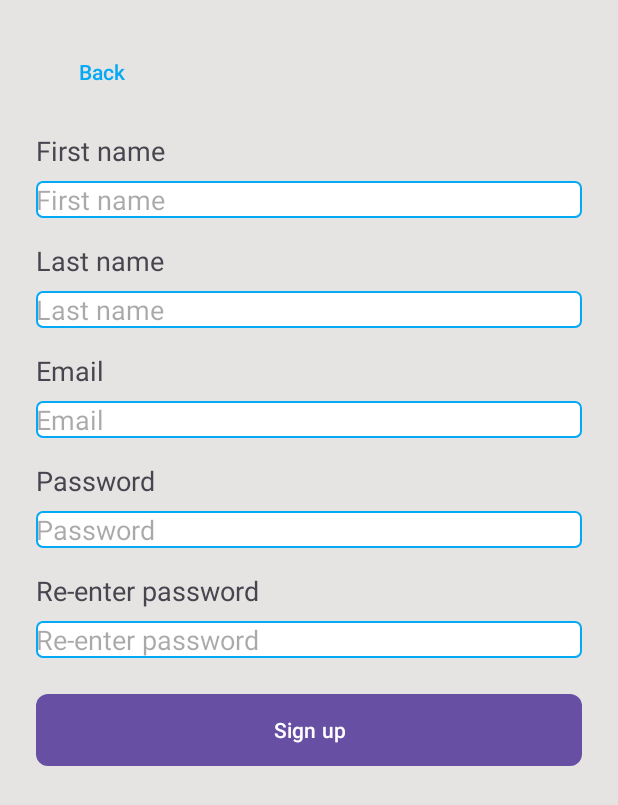
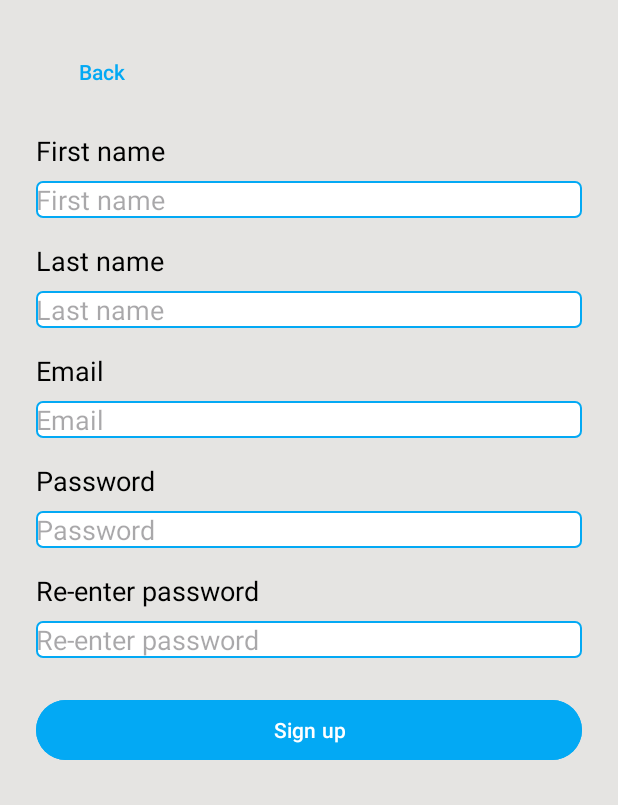
Before and after one commit to fgao456/AutoTradeTale, an Android app: the SignUpActivity screen opened directly, with no data from a screen before it, on a phone screen of 412 x 824 dp. Shown: the top 805 px of the screen. Run offline under Robolectric (Android 15) with nearby library versions, the phone set to English and light mode, and no system bars.

Commit message:
add sharedPreferences on SignUp and SignIn page

```diff
--- a/app/src/main/java/com/example/autotradetale/SignUpActivity.kt
+++ b/app/src/main/java/com/example/autotradetale/SignUpActivity.kt
@@ -1,5 +1,7 @@
 package com.example.autotradetale
 
+import android.content.Context
+import android.content.SharedPreferences
 import android.os.Bundle
 import android.widget.Button
 import android.widget.EditText
@@ -7,6 +9,10 @@ import android.widget.Toast
 import androidx.appcompat.app.AppCompatActivity
 
 class SignUpActivity : AppCompatActivity() {
+
+    // Define a SharedPreferences object
+    private lateinit var sharedPreferences: SharedPreferences
+
     override fun onCreate(savedInstanceState: Bundle?) {
         super.onCreate(savedInstanceState)
         setContentView(R.layout.activity_sign_up)
@@ -19,6 +25,9 @@ class SignUpActivity : AppCompatActivity() {
         val confirmPasswordInput = findViewById<EditText>(R.id.editTextConfirmPassword)
         val buttonBack = findViewById<Button>(R.id.signUpBackButton)
         val buttonSignUp = findViewById<Button>(R.id.buttonSignUp)
+
+        // Initialize SharedPreferences with the same name in all activities that need user info
+        sharedPreferences = getSharedPreferences("UserInfoPreferences", Context.MODE_PRIVATE)
 
         // Set the onClickListener for the Back button
         buttonBack.setOnClickListener {
@@ -49,8 +58,13 @@ class SignUpActivity : AppCompatActivity() {
             // If all checks pass, show a success message
             Toast.makeText(this, "Sign Up Successful!", Toast.LENGTH_SHORT).show()
 
+            // store the user info in SharedPreference
+            val editor = sharedPreferences.edit()
+            editor.putString(email, "$password,$firstName,$lastName")
+            editor.apply()
+
             // Optionally finish the activity or transition to another screen
-            // finish() // Uncomment if you want to finish the activity
+            finish()
         }
     }
 }
--- a/app/src/main/res/layout/activity_main.xml
+++ b/app/src/main/res/layout/activity_main.xml
@@ -152,7 +152,8 @@
         android:id="@+id/signInButton"
         android:layout_width="0dp"
         android:layout_height="wrap_content"
-        android:backgroundTint="#2196F3"
+        android:backgroundTint="@color/blue"
+        android:textColor="@color/white"
         android:text="Sign In"
         app:layout_constraintBottom_toTopOf="@+id/forgotPasswordButton"
         app:layout_constraintEnd_toStartOf="@+id/rightGuideline"
@@ -167,7 +168,7 @@
         android:padding="2dp"
         android:text="Forgot Password"
         android:textAlignment="textStart"
-        android:textColor="#716E6E"
+        android:textColor="@color/black"
         app:layout_constraintBottom_toTopOf="@+id/inputsBottomGuideLine"
         app:layout_constraintEnd_toStartOf="@+id/rightGuideline"
         app:layout_constraintHorizontal_bias="0"
--- a/app/src/main/res/layout/activity_sign_up.xml
+++ b/app/src/main/res/layout/activity_sign_up.xml
@@ -23,6 +23,7 @@
             android:layout_width="wrap_content"
             android:layout_height="wrap_content"
             android:text="First name"
+            android:textColor="@color/black"
             android:textAppearance="?android:attr/textAppearanceMedium"
             android:layout_marginBottom="8dp"/>
 
@@ -31,6 +32,7 @@
             android:layout_width="match_parent"
             android:layout_height="wrap_content"
             android:hint="First name"
+            android:textColor="@color/black"
             android:inputType="textPersonName"
             android:background="@drawable/edit_text_style"
             android:layout_marginBottom="16dp"/>
@@ -39,6 +41,7 @@
             android:layout_width="wrap_content"
             android:layout_height="wrap_content"
             android:text="Last name"
+            android:textColor="@color/black"
             android:textAppearance="?android:attr/textAppearanceMedium"
             android:layout_marginBottom="8dp"/>
 
@@ -47,6 +50,7 @@
             android:layout_width="match_parent"
             android:layout_height="wrap_content"
             android:hint="Last name"
+            android:textColor="@color/black"
             android:inputType="textPersonName"
             android:background="@drawable/edit_text_style"
             android:layout_marginBottom="16dp"/>
@@ -55,6 +59,7 @@
             android:layout_width="wrap_content"
             android:layout_height="wrap_content"
             android:text="Email"
+            android:textColor="@color/black"
             android:textAppearance="?android:attr/textAppearanceMedium"
             android:layout_marginBottom="8dp"/>
 
@@ -63,6 +68,7 @@
             android:layout_width="match_parent"
             android:layout_height="wrap_content"
             android:hint="Email"
+            android:textColor="@color/black"
             android:inputType="textEmailAddress"
             android:background="@drawable/edit_text_style"
             android:layout_marginBottom="16dp"/>
@@ -71,6 +77,7 @@
             android:layout_width="wrap_content"
             android:layout_height="wrap_content"
             android:text="Password"
+            android:textColor="@color/black"
             android:textAppearance="?android:attr/textAppearanceMedium"
             android:layout_marginBottom="8dp"/>
 
@@ -79,6 +86,7 @@
             android:layout_width="match_parent"
             android:layout_height="wrap_content"
             android:hint="Password"
+            android:textColor="@color/black"
             android:inputType="textPassword"
             android:background="@drawable/edit_text_style"
             android:layout_marginBottom="16dp"/>
@@ -87,6 +95,7 @@
             android:layout_width="wrap_content"
             android:layout_height="wrap_content"
             android:text="Re-enter password"
+            android:textColor="@color/black"
             android:textAppearance="?android:attr/textAppearanceMedium"
             android:layout_marginBottom="8dp"/>
 
@@ -95,6 +104,7 @@
             android:layout_width="match_parent"
             android:layout_height="wrap_content"
             android:hint="Re-enter password"
+            android:textColor="@color/black"
             android:inputType="textPassword"
             android:background="@drawable/edit_text_style"
             android:layout_marginBottom="24dp"/>
@@ -104,8 +114,8 @@
             android:layout_width="match_parent"
             android:layout_height="wrap_content"
             android:text="Sign up"
-            android:textColor="#FFFFFF"
-            android:background="@drawable/button_style"
+            android:backgroundTint="@color/blue"
+            android:textColor="@color/white"
             android:layout_marginBottom="16dp"/>
 
     </LinearLayout>
```
Also changed, not shown: app/src/main/java/com/example/autotradetale/ForgotPassWordActivity.kt (+9 -0 lines), app/src/main/java/com/example/autotradetale/MainActivity.kt (+36 -3 lines).
